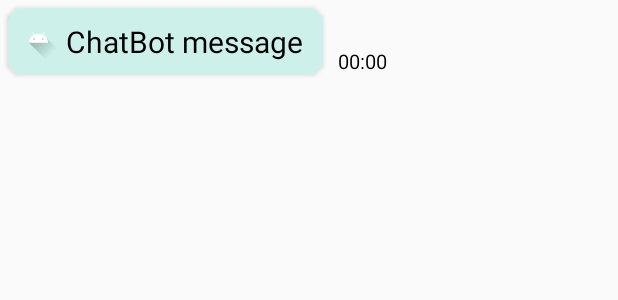
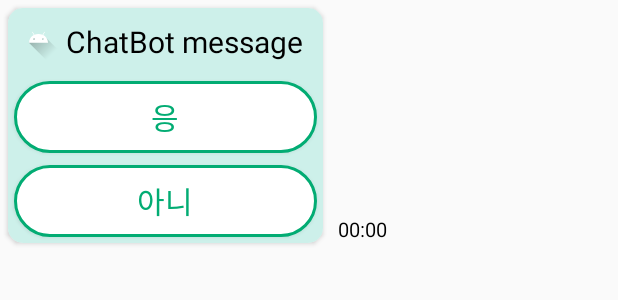
Before and after one commit to Leafy-Your-new-buddy/Leafy, an Android app: the layout bot_msg_rv_item.xml on its own in the app's theme, with its tools: preview values and no code run, on a phone screen of 412 x 824 dp. Shown: the top 300 px of the screen. Run offline under Robolectric (Android 15) with nearby library versions, the light colour scheme and no system bars.

Commit message:
꼬리질문 구현

```diff
--- a/app/src/main/java/com/example/leafy/ChatsModal.java
+++ b/app/src/main/java/com/example/leafy/ChatsModal.java
@@ -1,4 +1,6 @@
 package com.example.leafy;
+
+import android.widget.Button;
 
 public class ChatsModal {
     private String message;
@@ -24,4 +26,6 @@ public class ChatsModal {
         this.message = message;
         this.sender = sender;
     }
+
+
 }
--- a/app/src/main/res/layout/bot_msg_rv_item.xml
+++ b/app/src/main/res/layout/bot_msg_rv_item.xml
@@ -22,8 +22,13 @@
             android:layout_width="wrap_content"
             android:layout_height="wrap_content"
             android:background="#CDF0EA"
+
+            android:orientation="vertical">
+
+            <LinearLayout
+                android:layout_width="wrap_content"
+                android:layout_height="match_parent"
                 android:orientation="horizontal">
-
                 <ImageView
                     android:layout_width="30dp"
                     android:layout_height="30dp"
@@ -36,13 +41,41 @@
                     android:layout_width="match_parent"
                     android:layout_height="wrap_content"
                     android:layout_gravity="center"
+
                     android:layout_marginVertical="5dp"
                     android:layout_marginRight="10dp"
                     android:padding="3dp"
                     android:text="ChatBot message"
                     android:textColor="@color/black"
                     android:textSize="20dp" />
+            </LinearLayout>
 
+            <Button
+                android:id="@+id/yesButton"
+                android:layout_width="match_parent"
+                android:layout_height="wrap_content"
+                android:background="@drawable/round_btn2"
+                android:layout_gravity="bottom"
+                android:layout_weight="1"
+                android:textColor="@color/main_color"
+                android:textSize="20dp"
+                android:text="응"
+                android:layout_margin="4dp"
+
+                />
+            <Button
+                android:id="@+id/noButton"
+                android:layout_width="match_parent"
+                android:layout_height="wrap_content"
+                android:background="@drawable/round_btn2"
+                android:layout_gravity="bottom"
+                android:layout_weight="1"
+                android:textColor="@color/main_color"
+                android:textSize="20dp"
+                android:text="아니"
+                android:layout_margin="4dp"
+
+                />
         </LinearLayout>
 
     </androidx.cardview.widget.CardView>
```
Also changed, not shown: app/src/main/java/com/example/leafy/ChatRVAdapter.java (+56 -2 lines), app/src/main/java/com/example/leafy/chatActivity.java (+35 -5 lines). Lines whose indentation alone changed are shown as unchanged.
